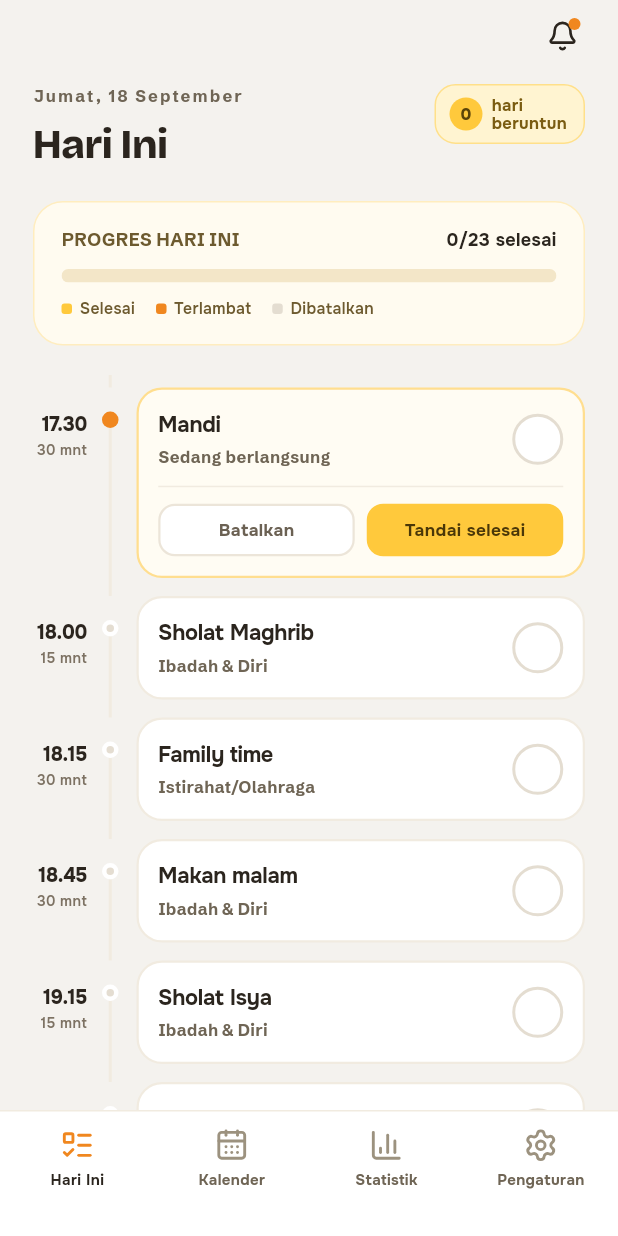
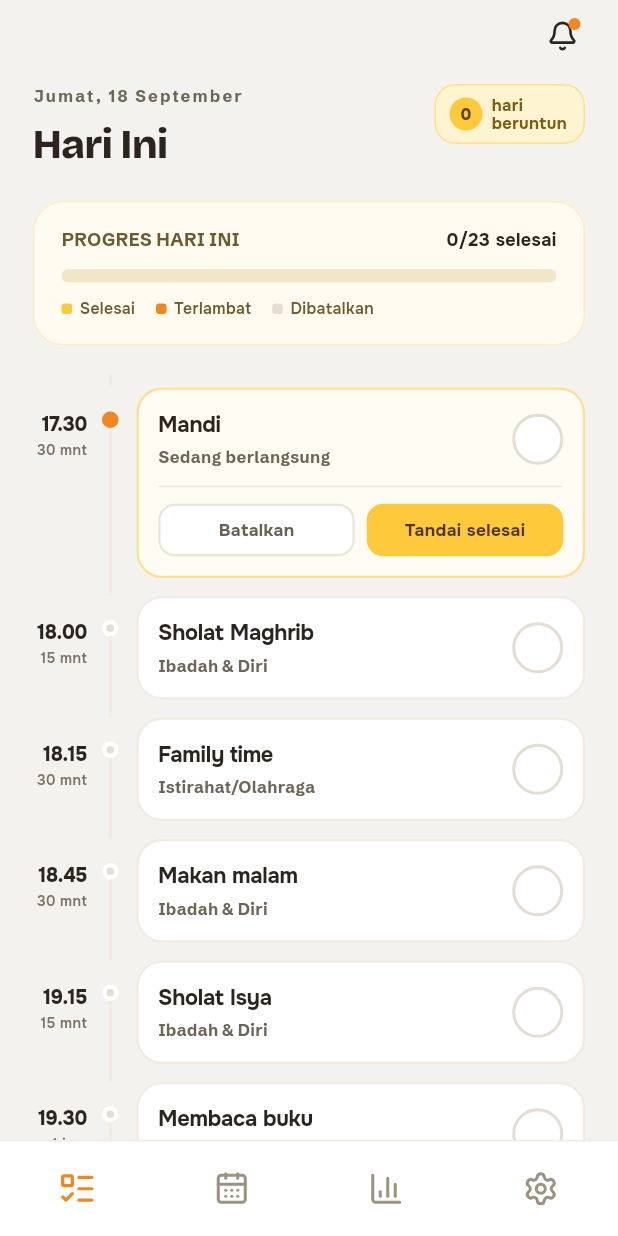
Before and after one commit to itsraziqsm/Daily-Track-App, a Flutter app: the screen it shows after launch, scrolled down 1152 dp, on a phone screen of 412 x 824 dp. Run offline on Flutter 3.47's test engine with Material 3 defaults, Android fonts, the phone set to English and light mode, and no system bars; our stand-ins replace lucide_icons_flutter, sqflite; accounts and stored records are empty.

Commit message:
Make the timezone a stored setting, lock settled tasks, add swipe nav
The tracking zone becomes a real preference: WIB, WITA or WIT, picked
from a sheet on the now-neutral tracking rules row and persisted in a
new app_settings table (schema v2). All three are fixed offsets and
Indonesia has no DST, so offset arithmetic stays correct without an
IANA database.

A task that has been marked and is more than 35 minutes past the end
of its range is now final: the same predicate that decides lateness
also locks the circle, and the card says so. Bottom navigation drops
its labels to icons alone, and the four pages sit in a PageView so
they can be swiped, each kept alive to preserve scroll position.

Co-Authored-By: Claude Opus 5 <noreply@anthropic.com>
Claude-Session: https://claude.ai/code/session_01NbFS92ECAiKe7ZkBYNtGfg

```diff
--- a/lib/providers/schedule_provider.dart
+++ b/lib/providers/schedule_provider.dart
@@ -6,7 +6,7 @@ import '../data/seed_activities.dart';
 import '../db/database_helper.dart';
 import '../models/activity.dart';
 import '../models/daily_log.dart';
-import '../utils/wib.dart';
+import '../utils/app_time.dart';
 
 class ScheduleProvider extends ChangeNotifier {
   final DatabaseHelper _db = DatabaseHelper.instance;
@@ -40,7 +40,7 @@ class ScheduleProvider extends ChangeNotifier {
     'night': false,
   };
 
-  String get todayKey => wibDateKey(wibNow());
+  String get todayKey => AppTime.dateKey(AppTime.now());
 
   Map<int, DailyLog> get todayLogs => _todayLogs;
   List<DailyLog> get allLogs => _allLogs;
@@ -57,17 +57,31 @@ class ScheduleProvider extends ChangeNotifier {
       _todayLogs.values.where((l) => l.status == LogStatus.cancelled).length;
   int get totalCount => activities.length;
 
+  AppTimeZone get timeZone => AppTime.zone;
+
+  /// Mengganti zona waktu: tersimpan, lalu log hari ini dimuat ulang karena
+  /// batas "hari ini" bisa ikut bergeser.
+  Future<void> setTimeZone(AppTimeZone zone) async {
+    if (zone == AppTime.zone) return;
+    AppTime.zone = zone;
+    await _db.setSetting(_timeZoneKey, zone.name);
+    await load();
+  }
+
+  static const _timeZoneKey = 'timeZone';
+
   Future<void> load() async {
+    AppTime.zone = AppTimeZoneInfo.fromName(await _db.getSetting(_timeZoneKey));
     final logs = await _db.logsForDate(todayKey);
     _todayLogs = {for (final l in logs) l.activityId: l};
     _allLogs = await _db.allLogs();
     notifyListeners();
   }
 
-  /// Kegiatan sedang berlangsung: jam WIB sekarang berada di dalam rentang
-  /// mulai–selesai. Hanya kegiatan inilah yang menampilkan opsi aksi.
+  /// Kegiatan sedang berlangsung: jam sekarang (menurut zona aktif) berada di
+  /// dalam rentang mulai–selesai. Hanya kegiatan inilah yang menampilkan aksi.
   bool isRunning(Activity activity) {
-    final now = wibMinutesOfDay();
+    final now = AppTime.minutesOfDay();
     final start = activity.startMinutes;
     final end = activity.endMinutes;
     if (end > start) return now >= start && now < end;
@@ -77,10 +91,23 @@ class ScheduleProvider extends ChangeNotifier {
 
   /// Menit berlalu sejak rentang kegiatan usai. Negatif berarti rentangnya
   /// belum selesai (atau belum dimulai) hari ini.
-  int minutesSinceEnd(Activity activity) => wibMinutesOfDay() - activity.endMinutes;
+  int minutesSinceEnd(Activity activity) => AppTime.minutesOfDay() - activity.endMinutes;
+
+  /// Rentang kegiatan sudah usai lebih dari jendela toleransi. Kegiatan yang
+  /// masih berlangsung tidak pernah termasuk — ini sekaligus menjaga kegiatan
+  /// lintas tengah malam (mis. Tidur 22.00–04.30), yang jam usainya secara
+  /// angka berada di belakang jam sekarang.
+  bool isPastGrace(Activity activity) =>
+      !isRunning(activity) && minutesSinceEnd(activity) > toleranceMinutes;
+
+  /// Kegiatan yang sudah ditandai dan sudah lewat masa toleransi tidak bisa
+  /// diubah lagi — catatannya dianggap final.
+  bool isLocked(Activity activity) =>
+      _todayLogs.containsKey(activity.id) && isPastGrace(activity);
 
   /// Tandai kegiatan: otomatis "selesai" atau "terlambat" berdasarkan jendela toleransi.
   Future<void> toggle(Activity activity) async {
+    if (isLocked(activity)) return;
     final existing = _todayLogs[activity.id];
     if (existing != null) {
       await _db.deleteLogForActivityOnDate(activity.id, todayKey);
@@ -89,15 +116,12 @@ class ScheduleProvider extends ChangeNotifier {
       notifyListeners();
       return;
     }
-    // Kegiatan yang masih berlangsung tidak pernah terlambat; ini juga menjaga
-    // kegiatan lintas tengah malam (mis. Tidur 22.00–04.30), yang jam usainya
-    // secara angka berada di belakang jam sekarang.
-    final late = !isRunning(activity) && minutesSinceEnd(activity) > toleranceMinutes;
+    final late = isPastGrace(activity);
     final log = DailyLog(
       activityId: activity.id,
       date: todayKey,
       status: late ? LogStatus.late : LogStatus.done,
-      timestamp: wibNow(),
+      timestamp: AppTime.now(),
     );
     await _db.upsertLog(log);
     _todayLogs[activity.id] = log;
@@ -111,7 +135,7 @@ class ScheduleProvider extends ChangeNotifier {
       date: todayKey,
       status: LogStatus.cancelled,
       reason: reason,
-      timestamp: wibNow(),
+      timestamp: AppTime.now(),
     );
     await _db.upsertLog(log);
     _todayLogs[activity.id] = log;
@@ -154,9 +178,9 @@ class ScheduleProvider extends ChangeNotifier {
   int get perfectStreak {
     final byDate = logsByDate;
     var streak = 0;
-    var day = wibNow().subtract(const Duration(days: 1));
+    var day = AppTime.now().subtract(const Duration(days: 1));
     while (true) {
-      final key = wibDateKey(day);
+      final key = AppTime.dateKey(day);
       final logs = byDate[key];
       if (logs == null || !_isPerfectDay(logs)) break;
       streak++;
@@ -170,8 +194,8 @@ class ScheduleProvider extends ChangeNotifier {
     final byDate = logsByDate;
     final out = <MapEntry<DateTime, double>>[];
     for (var i = 6; i >= 0; i--) {
-      final day = wibNow().subtract(Duration(days: i));
-      final logs = byDate[wibDateKey(day)] ?? [];
+      final day = AppTime.now().subtract(Duration(days: i));
+      final logs = byDate[AppTime.dateKey(day)] ?? [];
       final completed = logs.where((l) => l.status != LogStatus.cancelled).length;
       final pct = totalCount == 0 ? 0.0 : completed / totalCount;
       out.add(MapEntry(day, pct));
--- a/lib/screens/home_tab.dart
+++ b/lib/screens/home_tab.dart
@@ -4,7 +4,7 @@ import 'package:provider/provider.dart';
 
 import '../providers/schedule_provider.dart';
 import '../theme/app_theme.dart';
-import '../utils/wib.dart';
+import '../utils/app_time.dart';
 import '../widgets/activity_tile.dart';
 import '../widgets/skip_reason_dialog.dart';
 
@@ -15,7 +15,7 @@ class HomeTab extends StatelessWidget {
   @override
   Widget build(BuildContext context) {
     final provider = context.watch<ScheduleProvider>();
-    final todayLabel = DateFormat('EEEE, d MMMM', 'id_ID').format(wibNow());
+    final todayLabel = DateFormat('EEEE, d MMMM', 'id_ID').format(AppTime.now());
     final activities = provider.activities;
     final pctDone = provider.totalCount == 0 ? 0.0 : provider.onTimeCount / provider.totalCount;
     final pctLate = provider.totalCount == 0 ? 0.0 : provider.lateCount / provider.totalCount;
@@ -143,6 +143,7 @@ class HomeTab extends StatelessWidget {
                   activity: activities[i],
                   log: provider.todayLogs[activities[i].id],
                   isRunning: provider.isRunning(activities[i]),
+                  isLocked: provider.isLocked(activities[i]),
                   isLast: i == activities.length - 1,
                   onCheck: () => provider.toggle(activities[i]),
                   onCancel: () async {
--- a/lib/screens/shell_screen.dart
+++ b/lib/screens/shell_screen.dart
@@ -19,13 +19,14 @@ class ShellScreen extends StatefulWidget {
 }
 
 class _ShellScreenState extends State<ShellScreen> {
+  final _pageController = PageController();
   int _tab = 0;
 
-  static const _tabs = [
-    (icon: LucideIcons.listTodo, label: 'Hari Ini'),
-    (icon: LucideIcons.calendarDays, label: 'Kalender'),
-    (icon: LucideIcons.chartColumn, label: 'Statistik'),
-    (icon: LucideIcons.settings, label: 'Pengaturan'),
+  static const _tabIcons = [
+    (icon: LucideIcons.listTodo, tooltip: 'Hari Ini'),
+    (icon: LucideIcons.calendarDays, tooltip: 'Kalender'),
+    (icon: LucideIcons.chartColumn, tooltip: 'Statistik'),
+    (icon: LucideIcons.settings, tooltip: 'Pengaturan'),
   ];
 
   @override
@@ -34,6 +35,21 @@ class _ShellScreenState extends State<ShellScreen> {
     WidgetsBinding.instance.addPostFrameCallback((_) {
       context.read<ScheduleProvider>().load();
     });
+  }
+
+  @override
+  void dispose() {
+    _pageController.dispose();
+    super.dispose();
+  }
+
+  void _goToTab(int index) {
+    setState(() => _tab = index);
+    _pageController.animateToPage(
+      index,
+      duration: const Duration(milliseconds: 260),
+      curve: Curves.easeOutCubic,
+    );
   }
 
   @override
@@ -73,47 +89,73 @@ class _ShellScreenState extends State<ShellScreen> {
           ),
         ],
       ),
-      body: IndexedStack(
-        index: _tab,
-        children: const [HomeTab(), CalendarTab(), StatsTab(), SettingsTab()],
+      body: PageView(
+        controller: _pageController,
+        onPageChanged: (index) => setState(() => _tab = index),
+        children: const [
+          _KeepAlive(child: HomeTab()),
+          _KeepAlive(child: CalendarTab()),
+          _KeepAlive(child: StatsTab()),
+          _KeepAlive(child: SettingsTab()),
+        ],
       ),
       bottomNavigationBar: Container(
-        height: 84,
-        padding: const EdgeInsets.only(top: 11),
+        height: 64,
         decoration: const BoxDecoration(
           color: Colors.white,
           border: Border(top: BorderSide(color: AppColors.line)),
         ),
+        child: SafeArea(
+          top: false,
           child: Row(
             children: [
-            for (var i = 0; i < _tabs.length; i++)
+              for (var i = 0; i < _tabIcons.length; i++)
                 Expanded(
+                  child: Tooltip(
+                    message: _tabIcons[i].tooltip,
                     child: GestureDetector(
-                  onTap: () => setState(() => _tab = i),
+                      onTap: () => _goToTab(i),
                       behavior: HitTestBehavior.opaque,
-                  child: Column(
-                    children: [
-                      Icon(
-                        _tabs[i].icon,
-                        size: 23,
+                      child: Center(
+                        child: AnimatedScale(
+                          duration: const Duration(milliseconds: 200),
+                          curve: Curves.easeOutBack,
+                          scale: _tab == i ? 1.08 : 1,
+                          child: Icon(
+                            _tabIcons[i].icon,
+                            size: 24,
                             color: _tab == i ? AppColors.orange : const Color(0xFF9C927F),
                           ),
-                      const SizedBox(height: 5),
-                      Text(
-                        _tabs[i].label,
-                        style: TextStyle(
-                          fontSize: 10,
-                          fontWeight: FontWeight.w700,
-                          color: _tab == i ? AppColors.ink : AppColors.inkMuted,
+                        ),
+                      ),
+                    ),
                   ),
                 ),
             ],
           ),
         ),
       ),
-          ],
-        ),
-      ),
     );
   }
 }
+
+/// Menjaga state tiap halaman (posisi gulir, bulan terpilih) saat digeser
+/// keluar-masuk viewport PageView.
+class _KeepAlive extends StatefulWidget {
+  final Widget child;
+  const _KeepAlive({required this.child});
+
+  @override
+  State<_KeepAlive> createState() => _KeepAliveState();
+}
+
+class _KeepAliveState extends State<_KeepAlive> with AutomaticKeepAliveClientMixin {
+  @override
+  bool get wantKeepAlive => true;
+
+  @override
+  Widget build(BuildContext context) {
+    super.build(context);
+    return widget.child;
+  }
+}
--- a/lib/screens/stats_tab.dart
+++ b/lib/screens/stats_tab.dart
@@ -4,7 +4,7 @@ import 'package:provider/provider.dart';
 
 import '../providers/schedule_provider.dart';
 import '../theme/app_theme.dart';
-import '../utils/wib.dart';
+import '../utils/app_time.dart';
 import '../widgets/discipline_ring.dart';
 
 const _dayInitials = ['M', 'S', 'S', 'R', 'K', 'J', 'S'];
@@ -138,7 +138,7 @@ class StatsTab extends StatelessWidget {
   }
 
   static bool _isToday(DateTime d) {
-    final now = wibNow();
+    final now = AppTime.now();
     return d.year == now.year && d.month == now.month && d.day == now.day;
   }
 }
--- /dev/null
+++ b/lib/utils/app_time.dart
@@ -0,0 +1,57 @@
+import 'package:intl/intl.dart';
+
+/// Zona waktu Indonesia. Ketiganya offset tetap terhadap UTC dan Indonesia
+/// tidak menerapkan DST, jadi cukup penjumlahan offset — tidak perlu basis
+/// data zona waktu IANA.
+enum AppTimeZone { wib, wita, wit }
+
+extension AppTimeZoneInfo on AppTimeZone {
+  Duration get offset => switch (this) {
+        AppTimeZone.wib => const Duration(hours: 7),
+        AppTimeZone.wita => const Duration(hours: 8),
+        AppTimeZone.wit => const Duration(hours: 9),
+      };
+
+  String get code => switch (this) {
+        AppTimeZone.wib => 'WIB',
+        AppTimeZone.wita => 'WITA',
+        AppTimeZone.wit => 'WIT',
+      };
+
+  String get label => switch (this) {
+        AppTimeZone.wib => 'Waktu Indonesia Barat',
+        AppTimeZone.wita => 'Waktu Indonesia Tengah',
+        AppTimeZone.wit => 'Waktu Indonesia Timur',
+      };
+
+  String get sample => switch (this) {
+        AppTimeZone.wib => 'UTC+7 · Jakarta, Medan, Pontianak',
+        AppTimeZone.wita => 'UTC+8 · Makassar, Denpasar, Balikpapan',
+        AppTimeZone.wit => 'UTC+9 · Jayapura, Ambon, Ternate',
+      };
+
+  static AppTimeZone fromName(String? name) {
+    return AppTimeZone.values.firstWhere(
+      (z) => z.name == name,
+      orElse: () => AppTimeZone.wib,
+    );
+  }
+}
+
+/// Sumber tunggal waktu aplikasi. Semua perhitungan jadwal memakai zona yang
+/// dipilih pengguna, bukan zona waktu perangkat.
+class AppTime {
+  AppTime._();
+
+  static AppTimeZone zone = AppTimeZone.wib;
+
+  static DateTime now() => DateTime.now().toUtc().add(zone.offset);
+
+  static String dateKey(DateTime d) => DateFormat('yyyy-MM-dd').format(d);
+
+  /// Menit ke-berapa dalam sehari menurut zona aktif (0–1439).
+  static int minutesOfDay() {
+    final n = now();
+    return n.hour * 60 + n.minute;
+  }
+}
--- a/lib/utils/wib.dart
+++ /dev/null
@@ -1,15 +0,0 @@
-import 'package:intl/intl.dart';
-
-/// Seluruh perhitungan waktu aplikasi memakai Waktu Indonesia Barat (UTC+7),
-/// terlepas dari zona waktu perangkat.
-const Duration wibOffset = Duration(hours: 7);
-
-DateTime wibNow() => DateTime.now().toUtc().add(wibOffset);
-
-String wibDateKey(DateTime d) => DateFormat('yyyy-MM-dd').format(d);
-
-/// Menit ke-berapa dalam sehari menurut WIB (0–1439).
-int wibMinutesOfDay() {
-  final now = wibNow();
-  return now.hour * 60 + now.minute;
-}
--- a/lib/widgets/activity_tile.dart
+++ b/lib/widgets/activity_tile.dart
@@ -13,8 +13,11 @@ class ActivityTile extends StatelessWidget {
   final Activity activity;
   final DailyLog? log;
 
-  /// Jam WIB sekarang berada di dalam rentang kegiatan ini.
+  /// Jam sekarang berada di dalam rentang kegiatan ini.
   final bool isRunning;
+
+  /// Sudah ditandai dan sudah lewat masa toleransi — catatannya final.
+  final bool isLocked;
   final bool isLast;
   final VoidCallback onCheck;
   final VoidCallback onCancel;
@@ -24,6 +27,7 @@ class ActivityTile extends StatelessWidget {
     required this.activity,
     required this.log,
     required this.isRunning,
+    required this.isLocked,
     required this.isLast,
     required this.onCheck,
     required this.onCancel,
@@ -74,7 +78,7 @@ class ActivityTile extends StatelessWidget {
                 ? LucideIcons.x
                 : null;
 
-    final metaText = isLate
+    final statusText = isLate
         ? 'Selesai di luar toleransi ${ScheduleProvider.toleranceMinutes} mnt'
         : isDone
             ? 'Selesai tepat waktu'
@@ -83,6 +87,7 @@ class ActivityTile extends StatelessWidget {
                 : showActions
                     ? 'Sedang berlangsung'
                     : activity.category;
+    final metaText = isLocked ? '$statusText · terkunci' : statusText;
 
     return IntrinsicHeight(
       child: Row(
@@ -183,10 +188,12 @@ class ActivityTile extends StatelessWidget {
                         ),
                         const SizedBox(width: 11),
                         GestureDetector(
-                          onTap: () {
-                            HapticFeedback.selectionClick();
-                            onCheck();
-                          },
+                          onTap: isLocked
+                              ? null
+                              : () {
+                                  HapticFeedback.selectionClick();
+                                  onCheck();
+                                },
                           child: AnimatedContainer(
                             duration: const Duration(milliseconds: 240),
                             curve: Curves.easeOut,
```
Also changed, not shown: lib/db/database_helper.dart (+27 -1 lines), lib/screens/calendar_tab.dart (+5 -5 lines), lib/screens/settings_tab.dart (+69 -68 lines), lib/widgets/timezone_sheet.dart (added, +121 -0 lines), 1 other file. Lines whose indentation alone changed are shown as unchanged.
